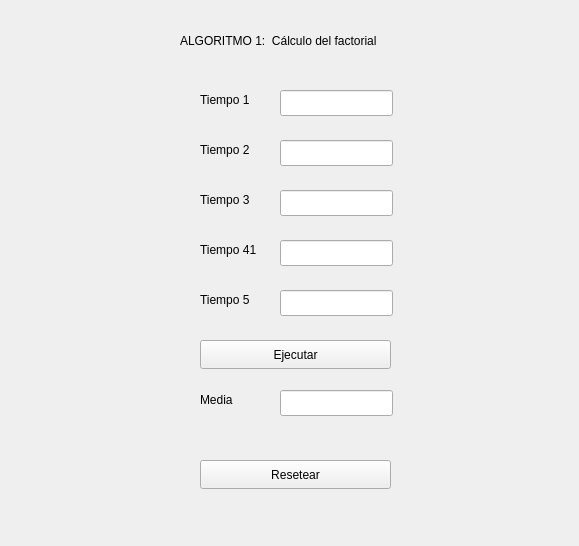
Before: the Qt Designer form windowfactorial.ui in ddelrm01/Practica3_ARCO, drawn with Qt 5.
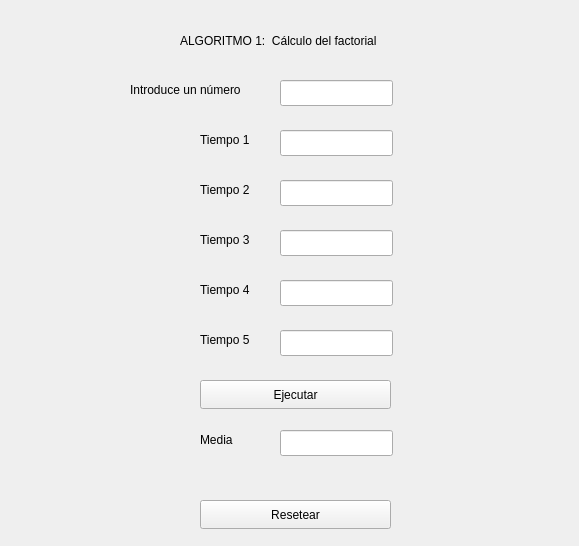
After: the same form once the commit is applied.

What changed in the file:
```diff
--- a/windowfactorial.ui
+++ b/windowfactorial.ui
@@ -30,7 +30,7 @@
    <property name="geometry">
     <rect>
      <x>200</x>
-     <y>90</y>
+     <y>130</y>
      <width>63</width>
      <height>20</height>
     </rect>
@@ -43,7 +43,7 @@
    <property name="geometry">
     <rect>
      <x>200</x>
-     <y>140</y>
+     <y>180</y>
      <width>63</width>
      <height>20</height>
     </rect>
@@ -56,7 +56,7 @@
    <property name="geometry">
     <rect>
      <x>200</x>
-     <y>190</y>
+     <y>230</y>
      <width>63</width>
      <height>20</height>
     </rect>
@@ -69,20 +69,20 @@
    <property name="geometry">
     <rect>
      <x>200</x>
-     <y>240</y>
+     <y>280</y>
      <width>63</width>
      <height>20</height>
     </rect>
    </property>
    <property name="text">
-    <string>Tiempo 41</string>
+    <string>Tiempo 4</string>
    </property>
   </widget>
   <widget class="QLabel" name="label_6">
    <property name="geometry">
     <rect>
      <x>200</x>
-     <y>290</y>
+     <y>330</y>
      <width>63</width>
      <height>20</height>
     </rect>
@@ -95,57 +95,72 @@
    <property name="geometry">
     <rect>
      <x>280</x>
-     <y>90</y>
+     <y>130</y>
      <width>113</width>
      <height>26</height>
     </rect>
    </property>
+   <property name="readOnly">
+    <bool>true</bool>
+   </property>
   </widget>
   <widget class="QLineEdit" name="lineEdit_2">
    <property name="geometry">
     <rect>
      <x>280</x>
-     <y>140</y>
+     <y>180</y>
      <width>113</width>
      <height>26</height>
     </rect>
    </property>
+   <property name="readOnly">
+    <bool>true</bool>
+   </property>
   </widget>
   <widget class="QLineEdit" name="lineEdit_3">
    <property name="geometry">
     <rect>
      <x>280</x>
-     <y>190</y>
+     <y>230</y>
      <width>113</width>
      <height>26</height>
     </rect>
    </property>
+   <property name="readOnly">
+    <bool>true</bool>
+   </property>
   </widget>
   <widget class="QLineEdit" name="lineEdit_4">
    <property name="geometry">
     <rect>
      <x>280</x>
-     <y>240</y>
+     <y>280</y>
      <width>113</width>
      <height>26</height>
     </rect>
    </property>
+   <property name="readOnly">
+    <bool>true</bool>
+   </property>
   </widget>
   <widget class="QLineEdit" name="lineEdit_5">
    <property name="geometry">
     <rect>
      <x>280</x>
-     <y>290</y>
+     <y>330</y>
      <width>113</width>
      <height>26</height>
     </rect>
    </property>
+   <property name="readOnly">
+    <bool>true</bool>
+   </property>
   </widget>
   <widget class="QPushButton" name="pushButton">
    <property name="geometry">
     <rect>
      <x>200</x>
-     <y>340</y>
+     <y>380</y>
      <width>191</width>
      <height>29</height>
     </rect>
@@ -158,7 +173,7 @@
    <property name="geometry">
     <rect>
      <x>280</x>
-     <y>390</y>
+     <y>430</y>
      <width>113</width>
      <height>26</height>
     </rect>
@@ -166,12 +181,15 @@
    <property name="text">
     <string/>
    </property>
+   <property name="readOnly">
+    <bool>true</bool>
+   </property>
   </widget>
   <widget class="QLabel" name="label_7">
    <property name="geometry">
     <rect>
      <x>200</x>
-     <y>390</y>
+     <y>430</y>
      <width>63</width>
      <height>20</height>
     </rect>
@@ -184,7 +202,7 @@
    <property name="geometry">
     <rect>
      <x>200</x>
-     <y>460</y>
+     <y>500</y>
      <width>191</width>
      <height>29</height>
     </rect>
@@ -193,6 +211,32 @@
     <string>Resetear</string>
    </property>
   </widget>
+  <widget class="QLabel" name="label_8">
+   <property name="geometry">
+    <rect>
+     <x>130</x>
+     <y>80</y>
+     <width>141</width>
+     <height>20</height>
+    </rect>
+   </property>
+   <property name="text">
+    <string>Introduce un número</string>
+   </property>
+  </widget>
+  <widget class="QLineEdit" name="lineEditNumero">
+   <property name="enabled">
+    <bool>true</bool>
+   </property>
+   <property name="geometry">
+    <rect>
+     <x>280</x>
+     <y>80</y>
+     <width>113</width>
+     <height>26</height>
+    </rect>
+   </property>
+  </widget>
  </widget>
  <resources/>
  <connections/>
```
Left out of the diff: 8 changed lines with no effect on the pictures.
